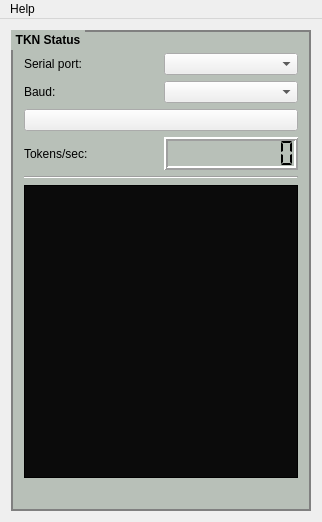
Old version of the form PC/gui/TKN_Window.ui in the repository chrispap/TKN.
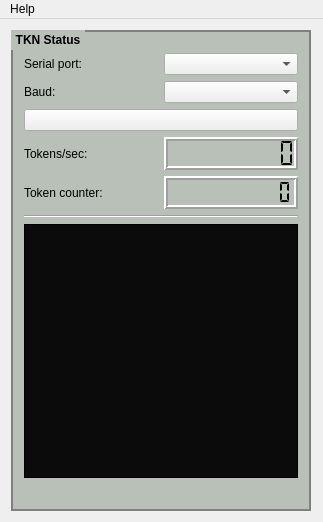
New version of the form. Icons and pictures are not drawn.

Patch:
```diff
--- a/PC/gui/TKN_Window.ui
+++ b/PC/gui/TKN_Window.ui
@@ -69,6 +69,12 @@
         <height>480</height>
        </size>
       </property>
+      <property name="maximumSize">
+       <size>
+        <width>300</width>
+        <height>16777215</height>
+       </size>
+      </property>
       <property name="title">
        <string>TKN Status</string>
       </property>
@@ -152,6 +158,36 @@
          </item>
         </layout>
        </item>
+       <item>
+        <layout class="QHBoxLayout" name="horizontalLayout_2">
+         <item>
+          <widget class="QLabel" name="label">
+           <property name="text">
+            <string>Token counter:</string>
+           </property>
+          </widget>
+         </item>
+         <item>
+          <widget class="QLCDNumber" name="lcd_token_total">
+           <property name="minimumSize">
+            <size>
+             <width>0</width>
+             <height>33</height>
+            </size>
+           </property>
+           <property name="lineWidth">
+            <number>2</number>
+           </property>
+           <property name="numDigits">
+            <number>10</number>
+           </property>
+           <property name="segmentStyle">
+            <enum>QLCDNumber::Flat</enum>
+           </property>
+          </widget>
+         </item>
+        </layout>
+       </item>
        <item>
         <widget class="Line" name="line">
          <property name="orientation">
@@ -179,6 +215,19 @@
       </layout>
      </widget>
     </item>
+    <item>
+     <spacer name="horizontalSpacer">
+      <property name="orientation">
+       <enum>Qt::Horizontal</enum>
+      </property>
+      <property name="sizeHint" stdset="0">
+       <size>
+        <width>1</width>
+        <height>20</height>
+       </size>
+      </property>
+     </spacer>
+    </item>
    </layout>
   </widget>
   <widget class="QMenuBar" name="menuBar">
@@ -187,7 +236,7 @@
      <x>0</x>
      <y>0</y>
      <width>318</width>
-     <height>21</height>
+     <height>20</height>
     </rect>
    </property>
    <property name="defaultUp">
```
Left out of the diff: 2 changed lines with no effect on the pictures.
